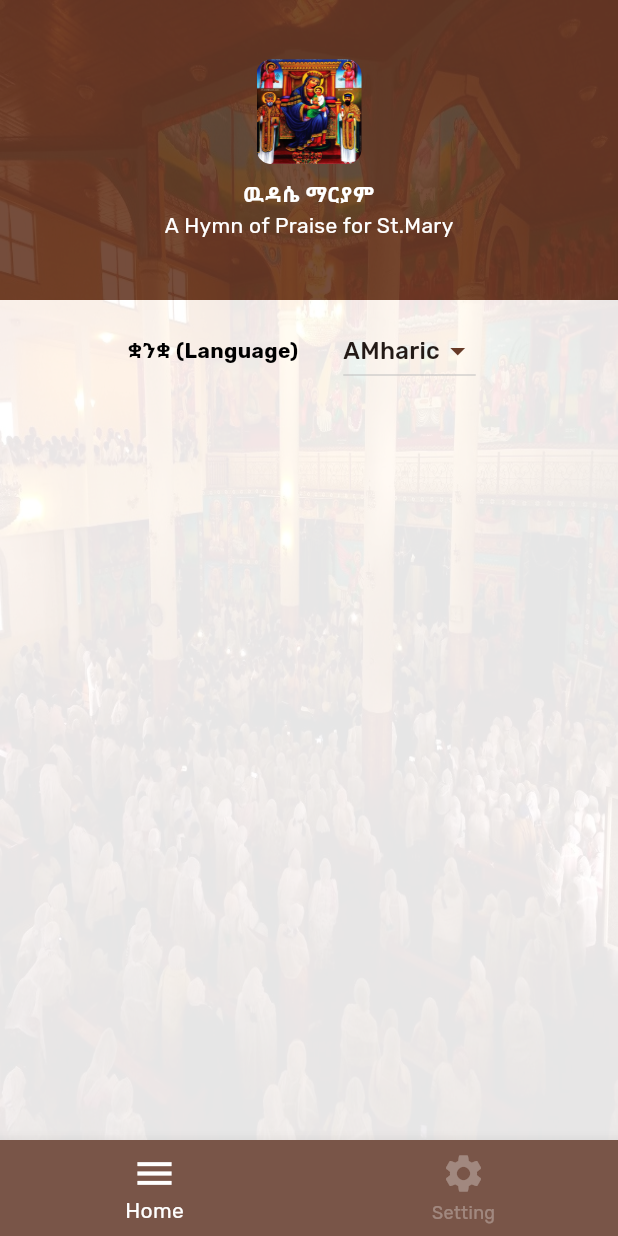
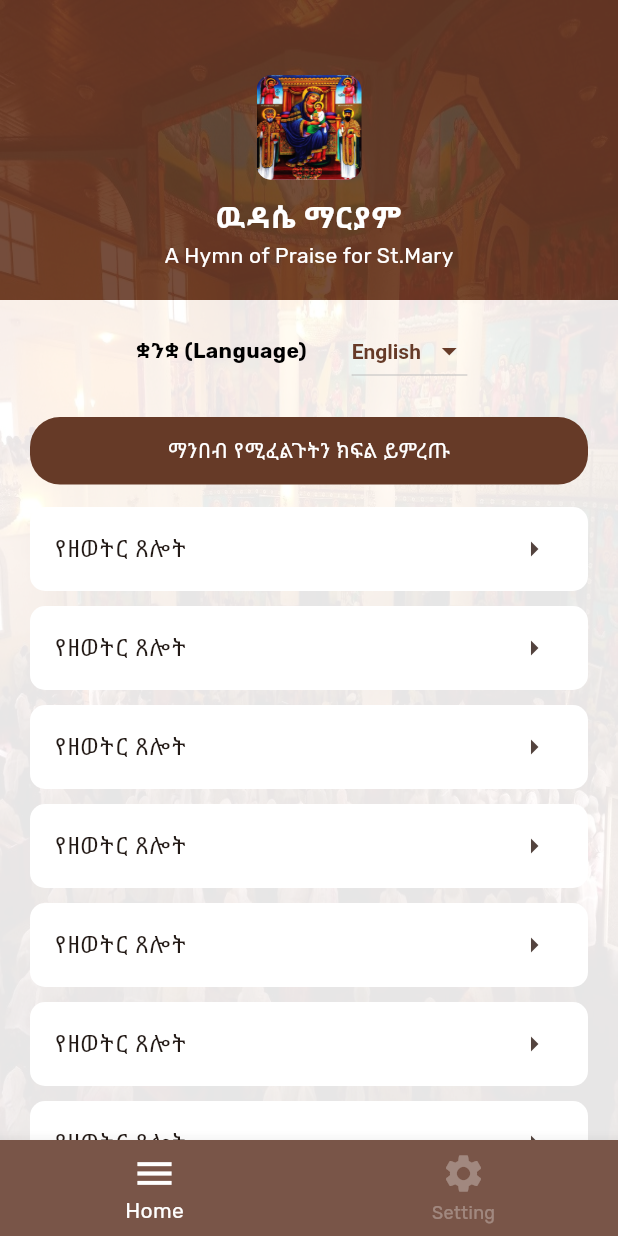
Before and after one commit to AmanuelDemelash/wudasemaryam, a Flutter app: the screen it shows after launch, on a phone screen of 412 x 824 dp. Run offline on Flutter 3.47's test engine with Material 2 defaults, Android fonts, the phone set to English and light mode, and no system bars; our stand-ins replace get; missing offline and left inert: dart:ffi.

Commit message:
first commit

```diff
--- a/lib/main.dart
+++ b/lib/main.dart
@@ -6,7 +6,6 @@ import 'package:wudasemaryam/utils/constant.dart';
 void main() {
   runApp(const MyApp());
 }
-
 class MyApp extends StatelessWidget {
   const MyApp({super.key});
 
--- a/lib/screen/homepage/controller/homepage_controller.dart
+++ b/lib/screen/homepage/controller/homepage_controller.dart
@@ -6,6 +6,7 @@ import 'package:get/get.dart';
 
 class HomepageController extends GetxController{
    RxInt intialpage=0.obs;
+   RxString language="English".obs;
     changePage(int pos){
       intialpage.value=pos;
       update();
--- a/lib/screen/homepage/homepage.dart
+++ b/lib/screen/homepage/homepage.dart
@@ -39,6 +39,7 @@ class Homepage extends StatelessWidget {
               Column(
                 mainAxisAlignment: MainAxisAlignment.center,
                 children: [
+                  const SizedBox(height:30,),
                   Container(
                     decoration:const BoxDecoration(
                       borderRadius: BorderRadius.all(Radius.circular(30)),
@@ -49,7 +50,7 @@ class Homepage extends StatelessWidget {
                         child: const Image(image: AssetImage("assets/images/splashimage.jpeg"),width: 70,height: 70,fit: BoxFit.fill,))
                   ),
                   const SizedBox(height: 10,),
-                  Text("ዉዳሴ ማርያም",style: TextStyle(color: Constants().backColor,fontWeight: FontWeight.bold),),
+                  Text("ዉዳሴ ማርያም",style: TextStyle(color: Constants().backColor,fontWeight: FontWeight.bold,fontSize: 20),),
                   Text("A Hymn of Praise for St.Mary",style: TextStyle(color: Constants().backColor),)
                 ],
               ),
@@ -68,21 +69,60 @@ class Homepage extends StatelessWidget {
                       children: [
                         Text("ቋንቋ (Language)",style: TextStyle(color: Constants().textColor,fontWeight: FontWeight.bold),),
                         const SizedBox(width: 20,),
+                        Obx(() =>
                         DropdownButton(
                             borderRadius:const BorderRadius.all(Radius.circular(10)),
                             elevation: 0,
+                             style:TextStyle(color: Constants().primColor,fontWeight: FontWeight.bold) ,
+                            dropdownColor: Constants().backColor,
                             padding:const EdgeInsets.all(10),
-                          value: "Amharic",
+                            value: homeCOntroller.language.value,
                              focusColor: Constants().primColor,
                             iconEnabledColor: Constants().primColor,
                             items:const[
-                          DropdownMenuItem(value: "en",enabled:true, child:Text("English")),
+                            DropdownMenuItem(value: "English",enabled:true, child:Text("English")),
                             DropdownMenuItem(value: "Amharic", child:Text("AMharic")),
-                          DropdownMenuItem(value: "ge", child:Text("Geez")),
-                        ], onChanged:(value) {
-                        },)
+                            DropdownMenuItem(value: "Geez", child:Text("Geez")),
                           ],
+
+                          onChanged:(value) {
+                              homeCOntroller.language.value=value.toString();
+                          },),),
+
+                      ],
+                    ),
+                    const SizedBox(height: 10,),
+                    Container(
+                      width: Get.width,
+                      margin: const EdgeInsets.only(left: 20,right: 20),
+                      padding:const EdgeInsets.all(12),
+                      decoration: BoxDecoration(
+                        color: Constants().primColor,
+                        borderRadius: BorderRadius.circular(20)
+                      ),
+                      child: Center(child: Text("ማንበብ የሚፈልጉትን ክፍል ይምረጡ",style: TextStyle(color:Constants().backColor),)),
+                    ),
+                    const SizedBox(height: 15,),
+                    Expanded(
+                      child: ListView.builder(
+                        itemCount:10,
+                        itemBuilder: (context, index) {
+                        return
+                          Container(
+                          width: Get.width,
+                          margin: const EdgeInsets.only(left: 20,right: 20,bottom: 10),
+                          decoration: BoxDecoration(
+                            color: Constants().backColor,
+                            borderRadius: BorderRadius.circular(10),
+                          ),
+                          child:const ListTile(
+                            title: Text("የዘወትር ጸሎት"),
+                            trailing: Icon(Icons.arrow_right),
                           )
+                        );
+                      },),
+                    )
+
                   ],
                 ),
               ),
```
Also changed, not shown: lib/screen/splash/splash.dart (+16 -31 lines), assets/images/Vector 1.png (added). Lines whose indentation alone changed are shown as unchanged.
